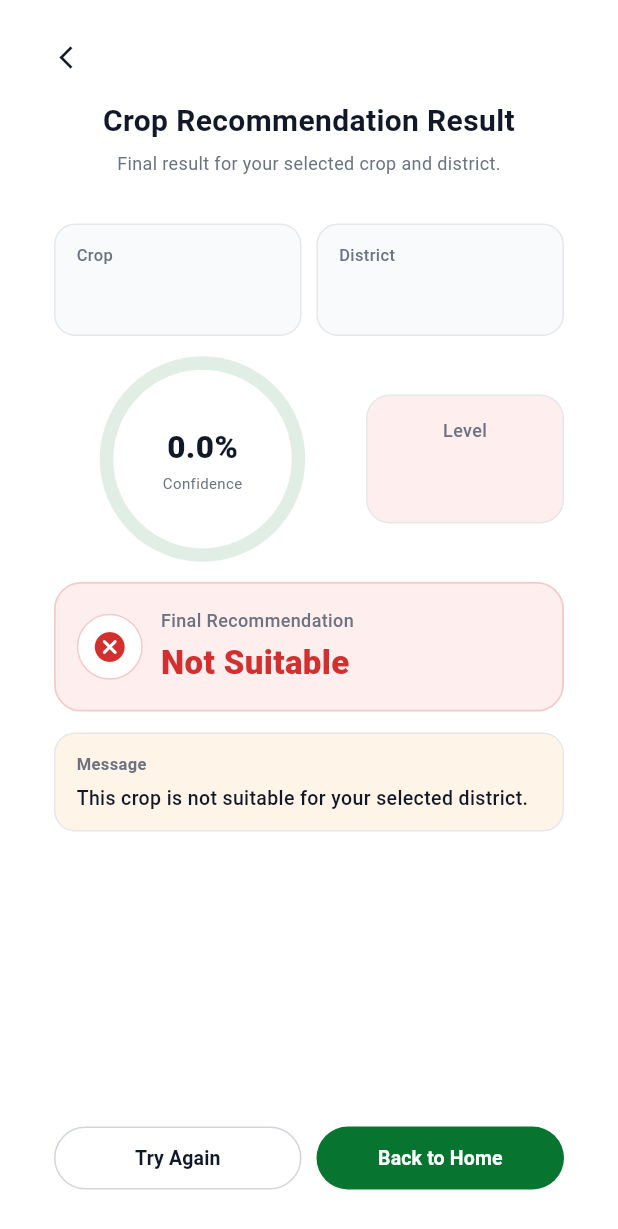
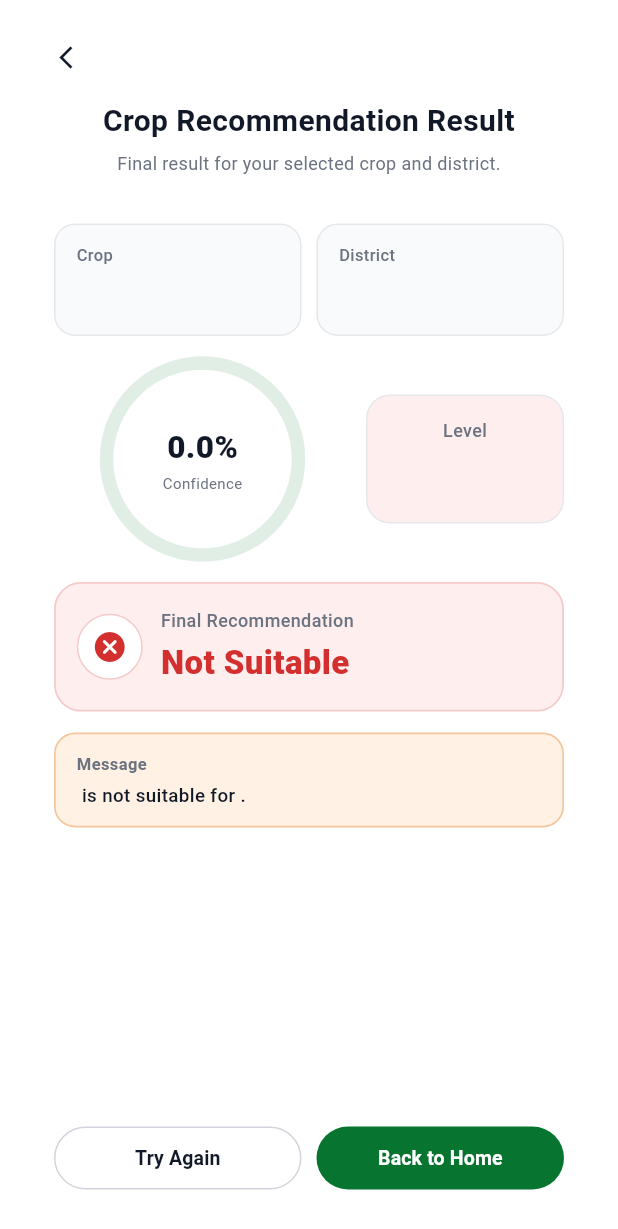
Before and after one commit to nykendelpitiya/GrowWise-mobile-app, a Flutter app: the CropResultScreen screen opened directly with empty values, on a phone screen of 412 x 824 dp. Shown: the top 1229 px of the screen. Run offline on Flutter 3.47's test engine with Material 3 defaults, Android fonts, the phone set to English and light mode, and no system bars; our stand-ins replace cloud_firestore, dio, firebase_auth, firebase_core, firebase_messaging, flutter_local_notifications and 3 more; missing offline and left inert: dart:html; accounts and stored records are empty.

Commit message:
Update crop recommendation to show alternative crops for unsuitable districts

```diff
--- a/lib/features/crop_recommendation/presentation/crop_result_screen.dart
+++ b/lib/features/crop_recommendation/presentation/crop_result_screen.dart
@@ -11,6 +11,7 @@ class CropResultScreen extends StatelessWidget {
   final double temperature;
   final String status;
   final String message;
+  final List<String> alternativeCrops;
 
   const CropResultScreen({
     super.key,
@@ -22,6 +23,7 @@ class CropResultScreen extends StatelessWidget {
     required this.temperature,
     required this.status,
     required this.message,
+    this.alternativeCrops = const [],
   });
 
   @override
@@ -40,6 +42,7 @@ class CropResultScreen extends StatelessWidget {
     const primaryGreen = Color(0xFF077530);
 
     final normalizedLevel = level.trim().toUpperCase();
+    final showAlternatives = !suitable && alternativeCrops.isNotEmpty;
 
     Color levelColor;
     Color levelBg;
@@ -73,24 +76,35 @@ class CropResultScreen extends StatelessWidget {
     }
 
     final messageBg = suitable
-        ? (isDark ? const Color(0xFF2D2A20) : const Color(0xFFFFF8E8))
-        : (isDark ? const Color(0xFF322820) : const Color(0xFFFFF4E8));
+        ? (isDark ? const Color(0xFF1F3528) : const Color(0xFFEAF7EE))
+        : (isDark ? const Color(0xFF3A2520) : const Color(0xFFFFF1E3));
+
+    final messageBorder = suitable
+        ? (isDark ? const Color(0xFF355243) : const Color(0xFFCFEAD8))
+        : (isDark ? const Color(0xFF704438) : const Color(0xFFF3C59B));
 
     final iconCircleBg = isDark ? const Color(0xFF111A24) : Colors.white;
-    final outlinedButtonBg =
-        isDark ? const Color(0xFF16212B) : Colors.white;
+    final outlinedButtonBg = isDark ? const Color(0xFF16212B) : Colors.white;
     final outlinedButtonBorder =
         isDark ? const Color(0xFF32414D) : const Color(0xFFD1D5DB);
 
     final String displayMessage;
-    if (!suitable) {
-      displayMessage = 'This crop is not suitable for your selected district.';
+    if (!suitable && showAlternatives) {
+      displayMessage =
+          '$crop is not suitable for $district. Therefore, try these recommended plants:';
+    } else if (!suitable) {
+      displayMessage = '$crop is not suitable for $district.';
     } else if (normalizedLevel == 'MEDIUM') {
       displayMessage =
           'This crop is suitable, but you can also try another crop for a better result.';
     } else {
       displayMessage = 'This crop is suitable for your selected district.';
     }
+
+    final double mainGap = showAlternatives ? 12 : 18;
+    final double resultGap = showAlternatives ? 12 : 14;
+    final double messagePaddingY = showAlternatives ? 10 : 12;
+    final double finalCardPaddingY = showAlternatives ? 14 : 16;
 
     return Scaffold(
       backgroundColor: screenBg,
@@ -168,7 +182,7 @@ class CropResultScreen extends StatelessWidget {
                           ),
                         ],
                       ),
-                      const SizedBox(height: 18),
+                      SizedBox(height: mainGap),
                       Row(
                         crossAxisAlignment: CrossAxisAlignment.center,
                         children: [
@@ -228,12 +242,12 @@ class CropResultScreen extends StatelessWidget {
                           ),
                         ],
                       ),
-                      const SizedBox(height: 18),
+                      SizedBox(height: mainGap),
                       Container(
                         width: double.infinity,
-                        padding: const EdgeInsets.symmetric(
+                        padding: EdgeInsets.symmetric(
                           horizontal: 14,
-                          vertical: 16,
+                          vertical: finalCardPaddingY,
                         ),
                         decoration: BoxDecoration(
                           color: suitableBg,
@@ -289,17 +303,17 @@ class CropResultScreen extends StatelessWidget {
                           ],
                         ),
                       ),
-                      const SizedBox(height: 14),
+                      SizedBox(height: resultGap),
                       Container(
                         width: double.infinity,
-                        padding: const EdgeInsets.symmetric(
+                        padding: EdgeInsets.symmetric(
                           horizontal: 14,
-                          vertical: 12,
+                          vertical: messagePaddingY,
                         ),
                         decoration: BoxDecoration(
                           color: messageBg,
                           borderRadius: BorderRadius.circular(14),
-                          border: Border.all(color: lineColor),
+                          border: Border.all(color: messageBorder, width: 1.1),
                         ),
                         child: Column(
                           crossAxisAlignment: CrossAxisAlignment.start,
@@ -312,18 +326,42 @@ class CropResultScreen extends StatelessWidget {
                                 fontWeight: FontWeight.w600,
                               ),
                             ),
-                            const SizedBox(height: 6),
+                            const SizedBox(height: 5),
                             Text(
                               displayMessage,
-                              maxLines: 3,
+                              maxLines: showAlternatives ? 2 : 3,
                               overflow: TextOverflow.ellipsis,
                               style: TextStyle(
-                                fontSize: 13,
-                                height: 1.35,
+                                fontSize: 12.5,
+                                height: 1.28,
                                 fontWeight: FontWeight.w500,
                                 color: titleColor,
                               ),
                             ),
+                            if (showAlternatives) ...[
+                              const SizedBox(height: 7),
+                              Center(
+                                child: Column(
+                                  crossAxisAlignment: CrossAxisAlignment.start,
+                                  children: alternativeCrops.map((cropName) {
+                                    return Padding(
+                                      padding: const EdgeInsets.only(bottom: 3),
+                                      child: Text(
+                                        '✅ $cropName',
+                                        maxLines: 1,
+                                        overflow: TextOverflow.ellipsis,
+                                        style: const TextStyle(
+                                          fontSize: 12.5,
+                                          height: 1.1,
+                                          fontWeight: FontWeight.w700,
+                                          color: Color(0xFF077530),
+                                        ),
+                                      ),
+                                    );
+                                  }).toList(),
+                                ),
+                              ),
+                            ],
                           ],
                         ),
                       ),
```
Also changed, not shown: lib/features/crop_recommendation/presentation/crop_recommendation_screen.dart (+15 -12 lines), 1 other file.
